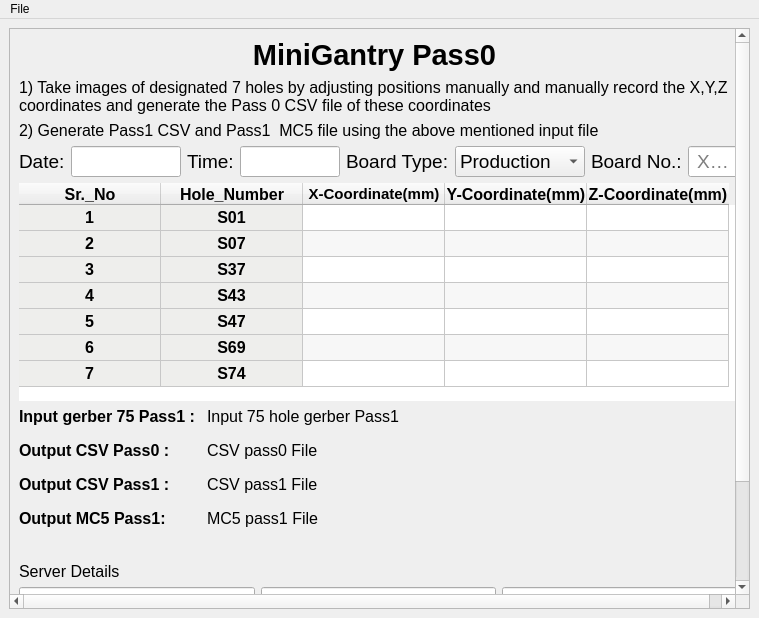
This is automated_inspecton/automated_inspection_gui.ui in mintutifr/HGCAL-App as Qt 5 draws it before an edit. The edited form follows.
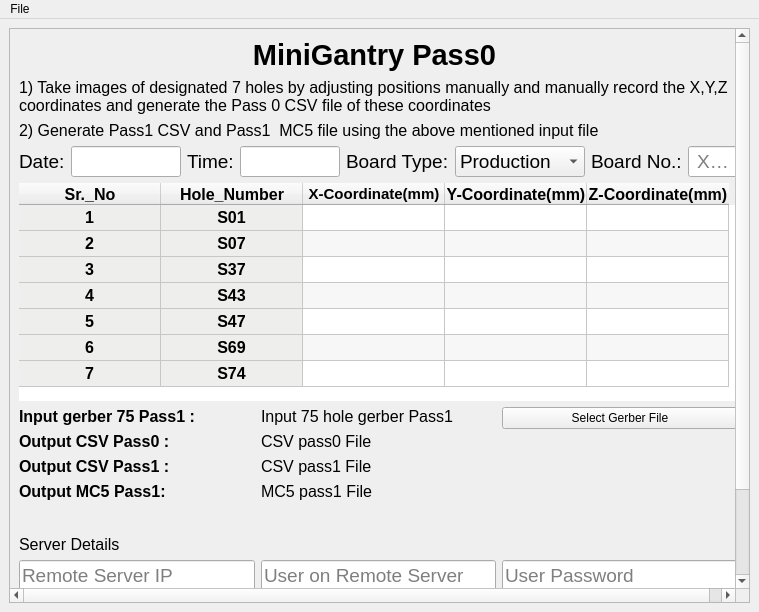
This is the edited form.

Commit message:
automated Inpection update
1) Gerber file will be browsed and given as input using browse button
2) Partial Gerber file for seven holes will be created using correction algorithm

What changed in the file:
```diff
--- a/automated_inspecton/automated_inspection_gui.ui
+++ b/automated_inspecton/automated_inspection_gui.ui
@@ -10,7 +10,7 @@
     <x>0</x>
     <y>0</y>
     <width>759</width>
-    <height>618</height>
+    <height>612</height>
    </rect>
   </property>
   <property name="sizePolicy">
@@ -35,7 +35,7 @@
    <set>QMainWindow::AllowTabbedDocks|QMainWindow::AnimatedDocks</set>
   </property>
   <widget class="QWidget" name="centralwidget">
-   <layout class="QGridLayout" name="gridLayout">
+   <layout class="QGridLayout" name="gridLayout_2">
     <item row="0" column="0">
      <widget class="QScrollArea" name="scrollArea">
       <property name="sizePolicy">
@@ -58,301 +58,187 @@
         <rect>
          <x>0</x>
          <y>0</y>
-         <width>735</width>
-         <height>620</height>
+         <width>745</width>
+         <height>579</height>
         </rect>
        </property>
-       <layout class="QGridLayout" name="gridLayout_2">
-        <item row="0" column="0">
-         <layout class="QVBoxLayout" name="verticalLayout">
-          <property name="spacing">
-           <number>6</number>
-          </property>
-          <property name="sizeConstraint">
-           <enum>QLayout::SetMaximumSize</enum>
-          </property>
+       <layout class="QGridLayout" name="gridLayout">
+        <item row="2" column="0">
+         <layout class="QHBoxLayout" name="horizontalLayout_3">
           <item>
-           <widget class="QLabel" name="label_Titile">
-            <property name="font">
-             <font>
-              <pointsize>22</pointsize>
-              <weight>75</weight>
-              <bold>true</bold>
-             </font>
+           <layout class="QVBoxLayout" name="verticalLayout_4">
+            <property name="sizeConstraint">
+             <enum>QLayout::SetMaximumSize</enum>
             </property>
-            <property name="layoutDirection">
-             <enum>Qt::LeftToRight</enum>
-            </property>
-            <property name="text">
-             <string>MiniGantry Pass0 </string>
-            </property>
-            <property name="alignment">
-             <set>Qt::AlignCenter</set>
-            </property>
-            <property name="wordWrap">
-             <bool>false</bool>
-            </property>
-           </widget>
+            <item>
+             <widget class="QLabel" name="label_gerber_75_pass1">
+              <property name="sizePolicy">
+               <sizepolicy hsizetype="Preferred" vsizetype="Preferred">
+                <horstretch>0</horstretch>
+                <verstretch>0</verstretch>
+               </sizepolicy>
+              </property>
+              <property name="font">
+               <font>
+                <pointsize>12</pointsize>
+                <weight>75</weight>
+                <bold>true</bold>
+               </font>
+              </property>
+              <property name="text">
+               <string>Input gerber 75 Pass1 :</string>
+              </property>
+             </widget>
+            </item>
+            <item>
+             <widget class="QLabel" name="label_CSV_pass0">
+              <property name="enabled">
+               <bool>true</bool>
+              </property>
+              <property name="sizePolicy">
+               <sizepolicy hsizetype="Preferred" vsizetype="Preferred">
+                <horstretch>0</horstretch>
+                <verstretch>0</verstretch>
+               </sizepolicy>
+              </property>
+              <property name="font">
+               <font>
+                <pointsize>12</pointsize>
+                <weight>75</weight>
+                <bold>true</bold>
+               </font>
+              </property>
+              <property name="text">
+               <string>Output CSV Pass0 :</string>
+              </property>
+             </widget>
+            </item>
+            <item>
+             <widget class="QLabel" name="label_CSV_pass1">
+              <property name="sizePolicy">
+               <sizepolicy hsizetype="Preferred" vsizetype="Preferred">
+                <horstretch>0</horstretch>
+                <verstretch>0</verstretch>
+               </sizepolicy>
+              </property>
+              <property name="font">
+               <font>
+                <pointsize>12</pointsize>
+                <weight>75</weight>
+                <bold>true</bold>
+               </font>
+              </property>
+              <property name="text">
+               <string>Output CSV Pass1 :</string>
+              </property>
+             </widget>
+            </item>
+            <item>
+             <widget class="QLabel" name="label_MC5_pass1">
+              <property name="sizePolicy">
+               <sizepolicy hsizetype="Preferred" vsizetype="Preferred">
+                <horstretch>0</horstretch>
+                <verstretch>0</verstretch>
+               </sizepolicy>
+              </property>
+              <property name="font">
+               <font>
+                <pointsize>12</pointsize>
+                <weight>75</weight>
+                <bold>true</bold>
+               </font>
+              </property>
+              <property name="text">
+               <string>Output MC5 Pass1:</string>
+              </property>
+             </widget>
+            </item>
+           </layout>
           </item>
           <item>
-           <widget class="QLabel" name="label_description">
-            <property name="font">
-             <font>
-              <pointsize>12</pointsize>
-             </font>
-            </property>
-            <property name="text">
-             <string>1) Take images of designated 7 holes by adjusting positions manually and manually record the X,Y,Z coordinates and generate the Pass 0 CSV file of these coordinates</string>
-            </property>
-            <property name="wordWrap">
-             <bool>true</bool>
-            </property>
-           </widget>
+           <layout class="QVBoxLayout" name="verticalLayout_5">
+            <item>
+             <widget class="QLabel" name="label_input_gerber_75_pass1">
+              <property name="font">
+               <font>
+                <pointsize>12</pointsize>
+               </font>
+              </property>
+              <property name="text">
+               <string>Input 75 hole gerber Pass1</string>
+              </property>
+             </widget>
+            </item>
+            <item>
+             <widget class="QLabel" name="label_output_CSV_pass0">
+              <property name="enabled">
+               <bool>true</bool>
+              </property>
+              <property name="font">
+               <font>
+                <pointsize>12</pointsize>
+               </font>
+              </property>
+              <property name="text">
+               <string>CSV pass0 File</string>
+              </property>
+             </widget>
+            </item>
+            <item>
+             <widget class="QLabel" name="label_output_CSV_pass1">
+              <property name="font">
+               <font>
+                <pointsize>12</pointsize>
+               </font>
+              </property>
+              <property name="text">
+               <string>CSV pass1 File</string>
+              </property>
+             </widget>
+            </item>
+            <item>
+             <widget class="QLabel" name="label_output_MC5_pass1">
+              <property name="font">
+               <font>
+                <pointsize>12</pointsize>
+               </font>
+              </property>
+              <property name="text">
+               <string>MC5 pass1 File</string>
+              </property>
+             </widget>
+            </item>
+           </layout>
           </item>
           <item>
-           <widget class="QLabel" name="label">
-            <property name="font">
-             <font>
-              <pointsize>12</pointsize>
-             </font>
-            </property>
-            <property name="text">
-             <string>2) Generate Pass1 CSV and Pass1  MC5 file using the above mentioned input file</string>
-            </property>
-           </widget>
+           <layout class="QVBoxLayout" name="verticalLayout_7">
+            <item>
+             <widget class="QPushButton" name="pushButton_get_gerber">
+              <property name="text">
+               <string>Select Gerber File</string>
+              </property>
+             </widget>
+            </item>
+            <item>
+             <spacer name="verticalSpacer_2">
+              <property name="orientation">
+               <enum>Qt::Vertical</enum>
+              </property>
+              <property name="sizeType">
+               <enum>QSizePolicy::Expanding</enum>
+              </property>
+              <property name="sizeHint" stdset="0">
+               <size>
+                <width>20</width>
+                <height>20</height>
+               </size>
+              </property>
+             </spacer>
+            </item>
+           </layout>
           </item>
          </layout>
         </item>
-        <item row="3" column="0">
-         <layout class="QVBoxLayout" name="verticalLayout_3">
-          <property name="spacing">
-           <number>6</number>
-          </property>
-          <item>
-           <widget class="QLabel" name="label_Finish_Pass">
-            <property name="font">
-             <font>
-              <pointsize>14</pointsize>
-              <weight>75</weight>
-              <bold>true</bold>
-             </font>
-            </property>
-            <property name="text">
-             <string/>
-            </property>
-            <property name="scaledContents">
-             <bool>false</bool>
-            </property>
-            <property name="alignment">
-             <set>Qt::AlignCenter</set>
-            </property>
-           </widget>
-          </item>
-          <item>
-           <widget class="QLabel" name="label_server_details">
-            <property name="font">
-             <font>
-              <pointsize>12</pointsize>
-             </font>
-            </property>
-            <property name="text">
-             <string>Server Details</string>
-            </property>
-           </widget>
-          </item>
-         </layout>
-        </item>
-        <item row="6" column="0">
-         <layout class="QHBoxLayout" name="horizontalLayout_2">
-          <item>
-           <widget class="QPushButton" name="pushButton_quit">
-            <property name="sizePolicy">
-             <sizepolicy hsizetype="Preferred" vsizetype="Preferred">
-              <horstretch>10</horstretch>
-              <verstretch>9</verstretch>
-             </sizepolicy>
-            </property>
-            <property name="minimumSize">
-             <size>
-              <width>0</width>
-              <height>7</height>
-             </size>
-            </property>
-            <property name="font">
-             <font>
-              <pointsize>14</pointsize>
-             </font>
-            </property>
-            <property name="text">
-             <string>Quit</string>
-            </property>
-           </widget>
-          </item>
-          <item>
-           <widget class="QPushButton" name="pushButton_reset_pass0">
-            <property name="sizePolicy">
-             <sizepolicy hsizetype="Preferred" vsizetype="Preferred">
-              <horstretch>10</horstretch>
-              <verstretch>9</verstretch>
-             </sizepolicy>
-            </property>
-            <property name="minimumSize">
-             <size>
-              <width>0</width>
-              <height>7</height>
-             </size>
-            </property>
-            <property name="font">
-             <font>
-              <pointsize>14</pointsize>
-             </font>
-            </property>
-            <property name="text">
-             <string>Reset</string>
-            </property>
-           </widget>
-          </item>
-          <item>
-           <widget class="QPushButton" name="pushButton_Pass0">
-            <property name="sizePolicy">
-             <sizepolicy hsizetype="Preferred" vsizetype="Preferred">
-              <horstretch>10</horstretch>
-              <verstretch>9</verstretch>
-             </sizepolicy>
-            </property>
-            <property name="minimumSize">
-             <size>
-              <width>0</width>
-              <height>7</height>
-             </size>
-            </property>
-            <property name="font">
-             <font>
-              <pointsize>14</pointsize>
-             </font>
-            </property>
-            <property name="text">
-             <string>Save</string>
-            </property>
-           </widget>
-          </item>
-          <item>
-           <widget class="QPushButton" name="pushButton_Pass1">
-            <property name="sizePolicy">
-             <sizepolicy hsizetype="Preferred" vsizetype="Preferred">
-              <horstretch>10</horstretch>
-              <verstretch>9</verstretch>
-             </sizepolicy>
-            </property>
-            <property name="minimumSize">
-             <size>
-              <width>0</width>
-              <height>7</height>
-             </size>
-            </property>
-            <property name="font">
-             <font>
-              <pointsize>14</pointsize>
-             </font>
-            </property>
-            <property name="text">
-             <string>Save</string>
-            </property>
-           </widget>
-          </item>
-          <item>
-           <widget class="QPushButton" name="pushButton_transfer">
-            <property name="sizePolicy">
-             <sizepolicy hsizetype="Preferred" vsizetype="Preferred">
-              <horstretch>10</horstretch>
-              <verstretch>9</verstretch>
-             </sizepolicy>
-            </property>
-            <property name="font">
-             <font>
-              <pointsize>14</pointsize>
-             </font>
-            </property>
-            <property name="text">
-             <string>Transfer</string>
-            </property>
-           </widget>
-          </item>
-         </layout>
-        </item>
-        <item row="4" column="0">
-         <layout class="QHBoxLayout" name="horizontalLayout_7">
-          <item>
-           <widget class="QLineEdit" name="lineEdit_server">
-            <property name="sizePolicy">
-             <sizepolicy hsizetype="Preferred" vsizetype="Preferred">
-              <horstretch>0</horstretch>
-              <verstretch>0</verstretch>
-             </sizepolicy>
-            </property>
-            <property name="font">
-             <font>
-              <pointsize>14</pointsize>
-             </font>
-            </property>
-            <property name="text">
-             <string/>
-            </property>
-            <property name="placeholderText">
-             <string>Remote Server IP</string>
-            </property>
-           </widget>
-          </item>
-          <item>
-           <widget class="QLineEdit" name="lineEdit_user">
-            <property name="sizePolicy">
-             <sizepolicy hsizetype="Preferred" vsizetype="Preferred">
-              <horstretch>0</horstretch>
-              <verstretch>0</verstretch>
-             </sizepolicy>
-            </property>
-            <property name="font">
-             <font>
-              <pointsize>14</pointsize>
-             </font>
-            </property>
-            <property name="placeholderText">
-             <string>User on Remote Server</string>
-            </property>
-           </widget>
-          </item>
-          <item>
-           <widget class="QLineEdit" name="lineEdit_password">
-            <property name="sizePolicy">
-             <sizepolicy hsizetype="Preferred" vsizetype="Preferred">
-              <horstretch>0</horstretch>
-              <verstretch>0</verstretch>
-             </sizepolicy>
-            </property>
-            <property name="font">
-             <font>
-              <pointsize>14</pointsize>
-             </font>
-            </property>
-            <property name="placeholderText">
-             <string>User Password</string>
-            </property>
-           </widget>
-          </item>
-         </layout>
-        </item>
-        <item row="5" column="0">
-         <widget class="QLineEdit" name="lineEdit_destinationPath">
-          <property name="font">
-           <font>
-            <pointsize>14</pointsize>
-           </font>
-          </property>
-          <property name="placeholderText">
-           <string>Destination Path</string>
-          </property>
-         </widget>
-        </item>
         <item row="7" column="0">
          <spacer name="verticalSpacer">
           <property name="orientation">
@@ -369,156 +255,6 @@
           </property>
          </spacer>
         </item>
-        <item row="2" column="0">
-         <layout class="QFormLayout" name="formLayout">
-          <property name="sizeConstraint">
-           <enum>QLayout::SetDefaultConstraint</enum>
-          </property>
-          <property name="fieldGrowthPolicy">
-           <enum>QFormLayout::FieldsStayAtSizeHint</enum>
-          </property>
-          <property name="horizontalSpacing">
-           <number>12</number>
-          </property>
-          <property name="verticalSpacing">
-           <number>15</number>
-          </property>
-          <item row="2" column="0">
-           <widget class="QLabel" name="label_CSV_pass0">
-            <property name="enabled">
-             <bool>true</bool>
-            </property>
-            <property name="sizePolicy">
-             <sizepolicy hsizetype="Preferred" vsizetype="Preferred">
-              <horstretch>0</horstretch>
-              <verstretch>0</verstretch>
-             </sizepolicy>
-            </property>
-            <property name="font">
-             <font>
-              <pointsize>12</pointsize>
-              <weight>75</weight>
-              <bold>true</bold>
-             </font>
-            </property>
-            <property name="text">
-             <string>Output CSV Pass0 :</string>
-            </property>
-           </widget>
-          </item>
-          <item row="2" column="1">
-           <widget class="QLabel" name="label_output_CSV_pass0">
-            <property name="enabled">
-             <bool>true</bool>
-            </property>
-            <property name="font">
-             <font>
-              <pointsize>12</pointsize>
-             </font>
-            </property>
-            <property name="text">
-             <string>CSV pass0 File</string>
-            </property>
-           </widget>
-          </item>
-          <item row="1" column="0">
-           <widget class="QLabel" name="label_gerber_75_pass1">
-            <property name="sizePolicy">
-             <sizepolicy hsizetype="Preferred" vsizetype="Preferred">
-              <horstretch>0</horstretch>
-              <verstretch>0</verstretch>
-             </sizepolicy>
-            </property>
-            <property name="font">
-             <font>
-              <pointsize>12</pointsize>
-              <weight>75</weight>
-              <bold>true</bold>
-             </font>
-            </property>
-            <property name="text">
-             <string>Input gerber 75 Pass1 :</string>
-            </property>
-           </widget>
-          </item>
-          <item row="1" column="1">
-           <widget class="QLabel" name="label_input_gerber_75_pass1">
-            <property name="font">
-             <font>
-              <pointsize>12</pointsize>
-             </font>
-            </property>
-            <property name="text">
-             <string>Input 75 hole gerber Pass1</string>
-            </property>
-           </widget>
-          </item>
-          <item row="3" column="0">
-           <widget class="QLabel" name="label_CSV_pass1">
-            <property name="sizePolicy">
-             <sizepolicy hsizetype="Preferred" vsizetype="Preferred">
-              <horstretch>0</horstretch>
-              <verstretch>0</verstretch>
-             </sizepolicy>
-            </property>
-            <property name="font">
-             <font>
-              <pointsize>12</pointsize>
-              <weight>75</weight>
-              <bold>true</bold>
-             </font>
-            </property>
-            <property name="text">
-             <string>Output CSV Pass1 :</string>
-            </property>
-           </widget>
-          </item>
-          <item row="3" column="1">
-           <widget class="QLabel" name="label_output_CSV_pass1">
-            <property name="font">
-             <font>
-              <pointsize>12</pointsize>
-             </font>
-            </property>
-            <property name="text">
-             <string>CSV pass1 File</string>
-            </property>
-           </widget>
-          </item>
-          <item row="4" column="0">
-           <widget class="QLabel" name="label_MC5_pass1">
-            <property name="sizePolicy">
-             <sizepolicy hsizetype="Preferred" vsizetype="Preferred">
-              <horstretch>0</horstretch>
-              <verstretch>0</verstretch>
-             </sizepolicy>
-            </property>
-            <property name="font">
-             <font>
-              <pointsize>12</pointsize>
-              <weight>75</weight>
-              <bold>true</bold>
-             </font>
-            </property>
-            <property name="text">
-             <string>Output MC5 Pass1:</string>
-            </property>
-           </widget>
-          </item>
-          <item row="4" column="1">
-           <widget class="QLabel" name="label_output_MC5_pass1">
-            <property name="font">
-             <font>
-              <pointsize>12</pointsize>
-             </font>
-            </property>
-            <property name="text">
-             <string>MC5 pass1 File</string>
-            </property>
-           </widget>
-          </item>
-         </layout>
-        </item>
         <item row="1" column="0">
          <layout class="QVBoxLayout" name="verticalLayout_2">
           <property name="spacing">
@@ -1738,6 +1474,296 @@
           </item>
          </layout>
         </item>
+        <item row="3" column="0">
+         <layout class="QVBoxLayout" name="verticalLayout_3">
+          <property name="spacing">
+           <number>6</number>
+          </property>
+          <item>
+           <widget class="QLabel" name="label_Finish_Pass">
+            <property name="font">
+             <font>
+              <pointsize>14</pointsize>
+              <weight>75</weight>
+              <bold>true</bold>
+             </font>
+            </property>
+            <property name="text">
+             <string/>
+            </property>
+            <property name="scaledContents">
+             <bool>false</bool>
+            </property>
+            <property name="alignment">
+             <set>Qt::AlignCenter</set>
+            </property>
+           </widget>
+          </item>
+          <item>
+           <widget class="QLabel" name="label_server_details">
+            <property name="font">
+             <font>
+              <pointsize>12</pointsize>
+             </font>
+            </property>
+            <property name="text">
+             <string>Server Details</string>
+            </property>
+           </widget>
+          </item>
+         </layout>
+        </item>
+        <item row="5" column="0">
+         <widget class="QLineEdit" name="lineEdit_destinationPath">
+          <property name="font">
+           <font>
+            <pointsize>14</pointsize>
+           </font>
+          </property>
+          <property name="placeholderText">
+           <string>Destination Path</string>
+          </property>
+         </widget>
+        </item>
+        <item row="0" column="0">
+         <layout class="QVBoxLayout" name="verticalLayout">
+          <property name="spacing">
+           <number>6</number>
+          </property>
+          <property name="sizeConstraint">
+           <enum>QLayout::SetMaximumSize</enum>
+          </property>
+          <item>
+           <widget class="QLabel" name="label_Titile">
+            <property name="font">
+             <font>
+              <pointsize>22</pointsize>
+              <weight>75</weight>
+              <bold>true</bold>
+             </font>
+            </property>
+            <property name="layoutDirection">
+             <enum>Qt::LeftToRight</enum>
+            </property>
+            <property name="text">
+             <string>MiniGantry Pass0 </string>
+            </property>
+            <property name="alignment">
+             <set>Qt::AlignCenter</set>
+            </property>
+            <property name="wordWrap">
+             <bool>false</bool>
+            </property>
+           </widget>
+          </item>
+          <item>
+           <widget class="QLabel" name="label_description">
+            <property name="font">
+             <font>
+              <pointsize>12</pointsize>
+             </font>
+            </property>
+            <property name="text">
+             <string>1) Take images of designated 7 holes by adjusting positions manually and manually record the X,Y,Z coordinates and generate the Pass 0 CSV file of these coordinates</string>
+            </property>
+            <property name="wordWrap">
+             <bool>true</bool>
+            </property>
+           </widget>
+          </item>
+          <item>
+           <widget class="QLabel" name="label">
+            <property name="font">
+             <font>
+              <pointsize>12</pointsize>
+             </font>
+            </property>
+            <property name="text">
+             <string>2) Generate Pass1 CSV and Pass1  MC5 file using the above mentioned input file</string>
+            </property>
+           </widget>
+          </item>
+         </layout>
+        </item>
+        <item row="6" column="0">
+         <layout class="QHBoxLayout" name="horizontalLayout_2">
+          <item>
+           <widget class="QPushButton" name="pushButton_quit">
+            <property name="sizePolicy">
+             <sizepolicy hsizetype="Preferred" vsizetype="Preferred">
+              <horstretch>10</horstretch>
+              <verstretch>9</verstretch>
+             </sizepolicy>
+            </property>
+            <property name="minimumSize">
+             <size>
+              <width>0</width>
+              <height>7</height>
+             </size>
+            </property>
+            <property name="font">
+             <font>
+              <pointsize>14</pointsize>
+             </font>
+            </property>
+            <property name="text">
+             <string>Quit</string>
+            </property>
+           </widget>
+          </item>
+          <item>
+           <widget class="QPushButton" name="pushButton_reset_pass0">
+            <property name="sizePolicy">
+             <sizepolicy hsizetype="Preferred" vsizetype="Preferred">
+              <horstretch>10</horstretch>
+              <verstretch>9</verstretch>
+             </sizepolicy>
+            </property>
+            <property name="minimumSize">
+             <size>
+              <width>0</width>
+              <height>7</height>
+             </size>
+            </property>
+            <property name="font">
+             <font>
+              <pointsize>14</pointsize>
+             </font>
+            </property>
+            <property name="text">
+             <string>Reset</string>
+            </property>
+           </widget>
+          </item>
+          <item>
+           <widget class="QPushButton" name="pushButton_Pass0">
+            <property name="sizePolicy">
+             <sizepolicy hsizetype="Preferred" vsizetype="Preferred">
+              <horstretch>10</horstretch>
+              <verstretch>9</verstretch>
+             </sizepolicy>
+            </property>
+            <property name="minimumSize">
+             <size>
+              <width>0</width>
+              <height>7</height>
+             </size>
+            </property>
+            <property name="font">
+             <font>
+              <pointsize>14</pointsize>
+             </font>
+            </property>
+            <property name="text">
+             <string>Save</string>
+            </property>
+           </widget>
+          </item>
+          <item>
+           <widget class="QPushButton" name="pushButton_Pass1">
+            <property name="sizePolicy">
+             <sizepolicy hsizetype="Preferred" vsizetype="Preferred">
+              <horstretch>10</horstretch>
+              <verstretch>9</verstretch>
+             </sizepolicy>
+            </property>
+            <property name="minimumSize">
+             <size>
+              <width>0</width>
+              <height>7</height>
+             </size>
+            </property>
+            <property name="font">
+             <font>
+              <pointsize>14</pointsize>
+             </font>
+            </property>
+            <property name="text">
+             <string>Save</string>
+            </property>
+           </widget>
+          </item>
+          <item>
+           <widget class="QPushButton" name="pushButton_transfer">
+            <property name="sizePolicy">
+             <sizepolicy hsizetype="Preferred" vsizetype="Preferred">
+              <horstretch>10</horstretch>
+              <verstretch>9</verstretch>
+             </sizepolicy>
+            </property>
+            <property name="font">
+             <font>
+              <pointsize>14</pointsize>
+             </font>
+            </property>
+            <property name="text">
+             <string>Transfer</string>
+            </property>
+           </widget>
+          </item>
+         </layout>
+        </item>
+        <item row="4" column="0">
+         <layout class="QHBoxLayout" name="horizontalLayout_7">
+          <item>
+           <widget class="QLineEdit" name="lineEdit_server">
+            <property name="sizePolicy">
+             <sizepolicy hsizetype="Preferred" vsizetype="Preferred">
+              <horstretch>0</horstretch>
+              <verstretch>0</verstretch>
+             </sizepolicy>
+            </property>
+            <property name="font">
+             <font>
+              <pointsize>14</pointsize>
+             </font>
+            </property>
+            <property name="text">
+             <string/>
+            </property>
+            <property name="placeholderText">
+             <string>Remote Server IP</string>
+            </property>
+           </widget>
+          </item>
+          <item>
+           <widget class="QLineEdit" name="lineEdit_user">
+            <property name="sizePolicy">
+             <sizepolicy hsizetype="Preferred" vsizetype="Preferred">
+              <horstretch>0</horstretch>
+              <verstretch>0</verstretch>
+             </sizepolicy>
+            </property>
+            <property name="font">
+             <font>
+              <pointsize>14</pointsize>
+             </font>
+            </property>
+            <property name="placeholderText">
+             <string>User on Remote Server</string>
+            </property>
+           </widget>
+          </item>
+          <item>
+           <widget class="QLineEdit" name="lineEdit_password">
+            <property name="sizePolicy">
+             <sizepolicy hsizetype="Preferred" vsizetype="Preferred">
+              <horstretch>0</horstretch>
+              <verstretch>0</verstretch>
+             </sizepolicy>
+            </property>
+            <property name="font">
+             <font>
+              <pointsize>14</pointsize>
+             </font>
+            </property>
+            <property name="placeholderText">
+             <string>User Password</string>
+            </property>
+           </widget>
+          </item>
+         </layout>
+        </item>
        </layout>
       </widget>
      </widget>
```
The commit also changes 4 other files.
